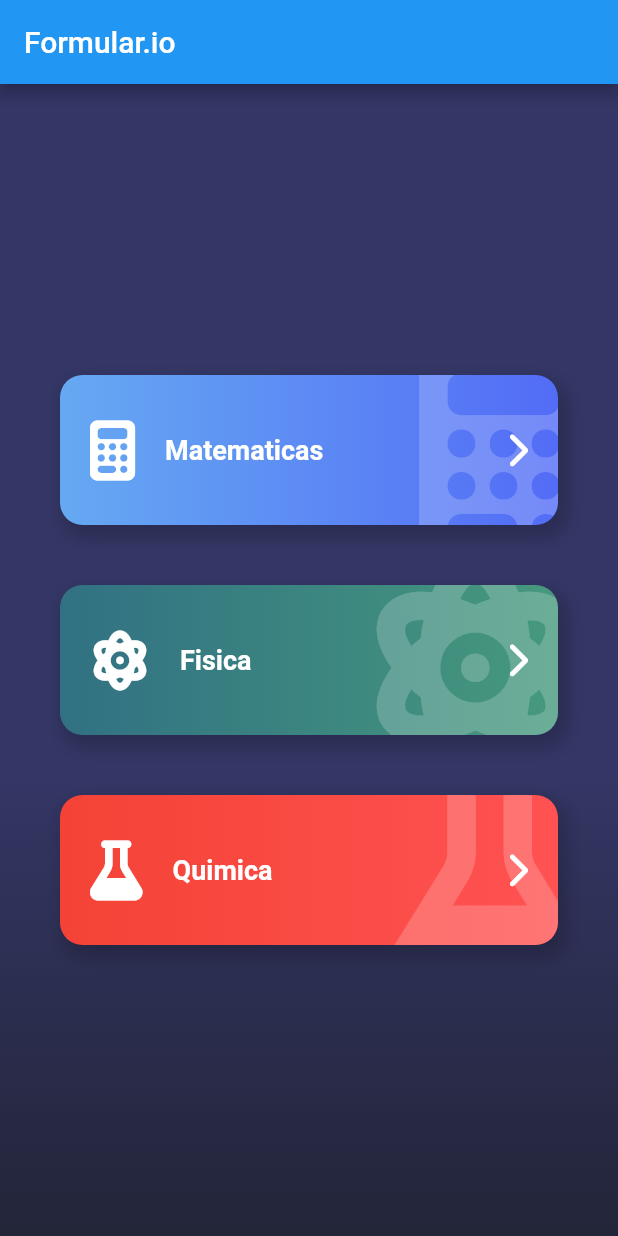
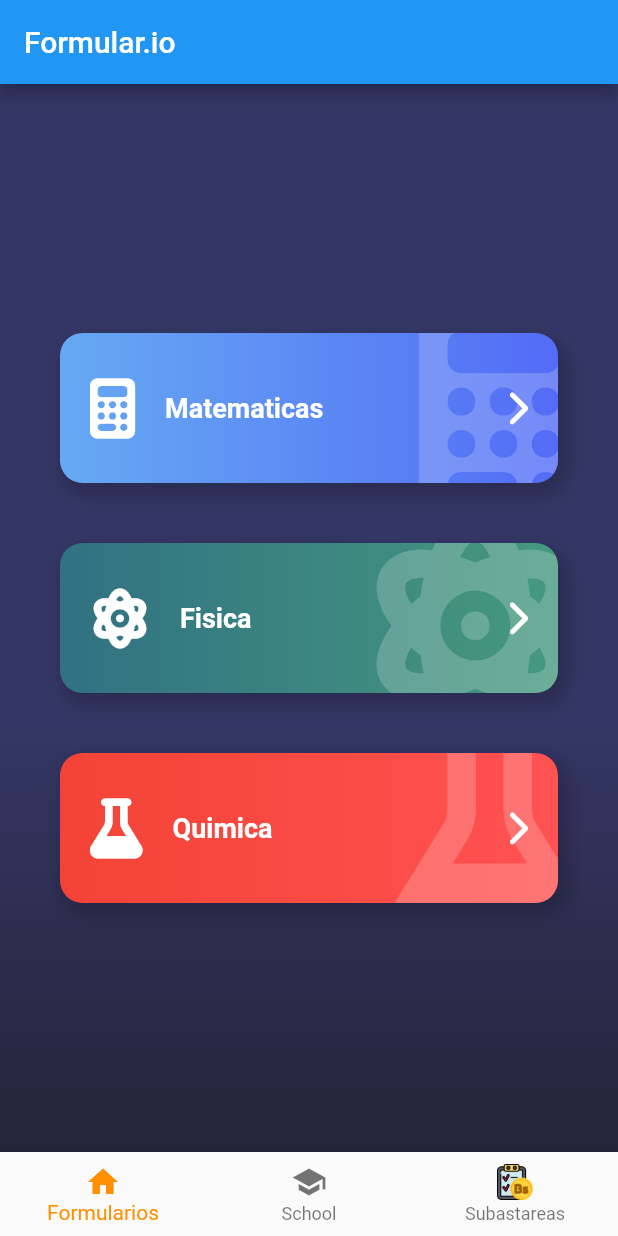
Before and after one commit to LarzlRael/formular.io, a Flutter app: the screen it shows after launch, on a phone screen of 412 x 824 dp. Run offline on Flutter 3.47's test engine with Material 2 defaults, Android fonts, the phone set to English and light mode, and no system bars; our stand-ins replace font_awesome_flutter; missing offline and left inert: pdf_viewer_plugin.

Commit message:
added bottom navigation and subastareas app page

```diff
--- a/lib/main.dart
+++ b/lib/main.dart
@@ -1,12 +1,15 @@
 import 'package:flutter/material.dart';
 import 'package:formularios/routes/routes.dart';
 
-void main() => runApp(MyApp());
+void main() => runApp(const MyApp());
 
 class MyApp extends StatelessWidget {
+  const MyApp({Key? key}) : super(key: key);
+
   @override
   Widget build(BuildContext context) {
     return MaterialApp(
+      debugShowCheckedModeBanner: false,
       title: 'Material App',
       routes: appRoutes,
       initialRoute: 'home_page',
--- a/lib/pages/home_page.dart
+++ b/lib/pages/home_page.dart
@@ -17,7 +17,19 @@ class HomePage extends StatelessWidget {
       appBar: AppBar(
         title: Text('Formular.io'),
       ),
-      body: Layout(
+      body: MainContent(),
+    );
+  }
+}
+
+class MainContent extends StatelessWidget {
+  const MainContent({
+    Key? key,
+  }) : super(key: key);
+
+  @override
+  Widget build(BuildContext context) {
+    return Layout(
       padding: 20,
       child: Center(
         child: Column(
@@ -99,7 +111,98 @@ class HomePage extends StatelessWidget {
             ), */
         ),
       ),
+    );
+  }
+}
+
+class MyStatefulWidget extends StatefulWidget {
+  const MyStatefulWidget({Key? key}) : super(key: key);
+
+  @override
+  State<MyStatefulWidget> createState() => _MyStatefulWidgetState();
+}
+
+class _MyStatefulWidgetState extends State<MyStatefulWidget> {
+  int _selectedIndex = 0;
+  static const TextStyle optionStyle =
+      TextStyle(fontSize: 30, fontWeight: FontWeight.bold);
+  static List<Widget> _widgetOptions = <Widget>[
+    HomePage(),
+    Text(
+      'Index 2: School',
+      style: optionStyle,
+    ),
+    Subastareas(),
+  ];
+
+  void _onItemTapped(int index) {
+    setState(() {
+      _selectedIndex = index;
+    });
+  }
+
+  @override
+  Widget build(BuildContext context) {
+    return Scaffold(
+      body: Center(
+        child: _widgetOptions.elementAt(_selectedIndex),
+      ),
+      bottomNavigationBar: BottomNavigationBar(
+        items: <BottomNavigationBarItem>[
+          const BottomNavigationBarItem(
+            icon: Icon(Icons.home),
+            label: 'Formularios',
+          ),
+          BottomNavigationBarItem(
+            icon: Icon(Icons.school),
+            label: 'School',
+          ),
+          BottomNavigationBarItem(
+            icon: Image.asset('assets/icon.png', width: 24, height: 24),
+            label: 'Subastareas',
+          ),
+        ],
+        currentIndex: _selectedIndex,
+        selectedItemColor: Colors.amber[800],
+        onTap: _onItemTapped,
       ),
     );
   }
 }
+
+class Subastareas extends StatelessWidget {
+  @override
+  Widget build(BuildContext context) {
+    return Layout(
+      padding: 30,
+      child: Container(
+        width: double.infinity,
+        height: double.infinity,
+        child: Center(
+          child: Column(
+            mainAxisAlignment: MainAxisAlignment.center,
+            children: [
+              Image.asset('assets/icon.png', width: 100, height: 100),
+              const SimpleText(
+                text: 'Descarga la app de subastareas',
+                fontSize: 20,
+                bottom: 20,
+                top: 20,
+                color: Colors.white,
+                fontWeight: FontWeight.bold,
+              ),
+              const SimpleText(
+                text:
+                    'Tienes tareas sin resolver? dile a alquien que lo haga por ti',
+                fontSize: 15,
+                color: Colors.white,
+                textAlign: TextAlign.center,
+                fontWeight: FontWeight.w500,
+              ),
+            ],
+          ),
+        ),
+      ),
+    );
+  }
+}
--- a/lib/pages/view_form_page.dart
+++ b/lib/pages/view_form_page.dart
@@ -17,14 +17,15 @@ class _ViewFormPageState extends State<ViewFormPage> {
   );
   InterstitialAd? _interstitialAd;
   int _numInterstitialLoadAttempts = 0;
+ */
   @override
   void initState() {
     loadPdf();
     super.initState();
   }
- */
+
   final sampleUrl =
-      'https://res.cloudinary.com/negocioexitoso-online/image/upload/v1654634710/exponentes_tys0v9.pdf';
+      'https://res.cloudinary.com/negocioexitoso-online/image/upload/v1657055298/formularios/Cocientes_notables_zkuuga.pdf';
 
   String? pdfFlePath;
 
@@ -41,6 +42,7 @@ class _ViewFormPageState extends State<ViewFormPage> {
 
   void loadPdf() async {
     pdfFlePath = await downloadAndSavePdf();
+    print(pdfFlePath);
     setState(() {});
   }
 
@@ -97,7 +99,7 @@ class _ViewFormPageState extends State<ViewFormPage> {
       appBar: AppBar(
         title: Text('Exponentes'),
       ),
-      backgroundColor: Colors.black,
+      /* backgroundColor: Colors.black, */
       body: Center(
         child: Column(
           children: <Widget>[
--- a/lib/routes/routes.dart
+++ b/lib/routes/routes.dart
@@ -4,7 +4,8 @@ import '../pages/pages.dart';
 
 final Map<String, Widget Function(BuildContext)> appRoutes = {
   /* Register and login  */
-  'home_page': (_) => HomePage(),
+  'home_page': (_) => MyStatefulWidget(),
   'formulario_page': (_) => FormularioPage(),
   'subtitles_list_page': (_) => SubtitlesListPage(),
+  'view_form_page': (_) => ViewFormPage(),
 };
--- a/pubspec.yaml
+++ b/pubspec.yaml
@@ -63,8 +63,8 @@ flutter:
   uses-material-design: true
 
   # To add assets to your application, add an assets section, like this:
-  # assets:
-  #   - images/a_dot_burr.jpeg
+  assets:
+    - assets/
   #   - images/a_dot_ham.jpeg
 
   # An image asset can refer to one or more resolution-specific "variants", see
```
Also changed, not shown: lib/pages/subtitles_list_page.dart (+8 -1 lines), assets/icon.png (added), assets/logo_with_letters.png (added). Lines whose indentation alone changed are shown as unchanged.
